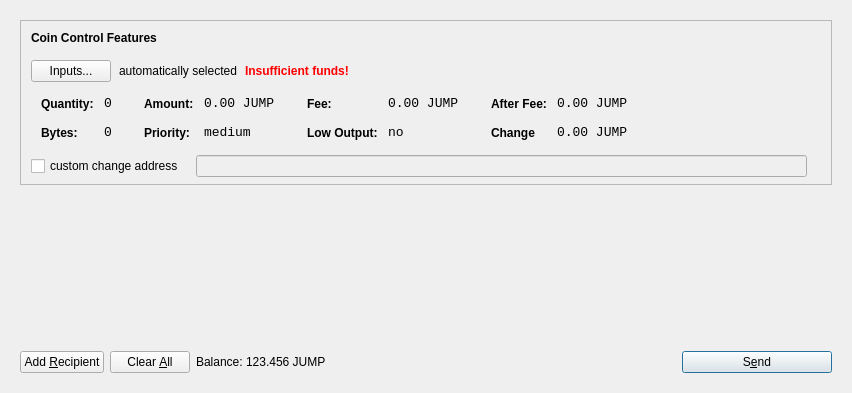
First picture: the form in src/qt/forms/sendcoinsdialog.ui, repository Jumperbillijumper/jumpcoin, before the edit.
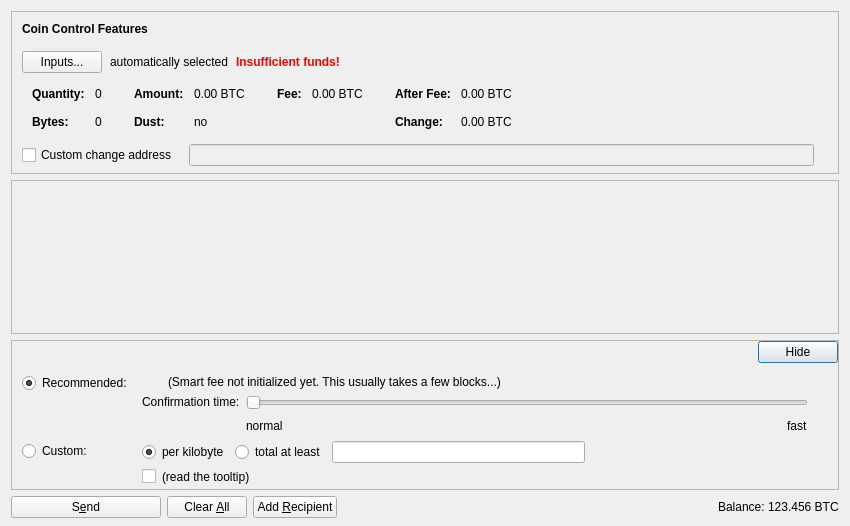
Second picture: the form after the edit. Icons and pictures are not drawn. Custom widgets are drawn as their Qt base class.

The edit to the form file:
```diff
--- a/src/qt/forms/sendcoinsdialog.ui
+++ b/src/qt/forms/sendcoinsdialog.ui
@@ -6,17 +6,17 @@
    <rect>
     <x>0</x>
     <y>0</y>
-    <width>849</width>
-    <height>393</height>
+    <width>850</width>
+    <height>526</height>
    </rect>
   </property>
   <property name="windowTitle">
    <string>Send Coins</string>
   </property>
-  <layout class="QVBoxLayout" name="verticalLayout">
-   <item>
-    <widget class="QFrame" name="frameMain">
-     <layout class="QVBoxLayout" name="verticalLayout_3">
+  <layout class="QVBoxLayout" name="verticalLayout" stretch="0,1,0,0">
+   <property name="bottomMargin">
+    <number>8</number>
+   </property>
       <item>
        <widget class="QFrame" name="frameCoinControl">
         <property name="sizePolicy">
@@ -39,7 +39,7 @@
         </property>
         <layout class="QVBoxLayout" name="verticalLayoutCoinControl2">
          <property name="spacing">
-          <number>6</number>
+       <number>0</number>
          </property>
          <property name="leftMargin">
           <number>0</number>
@@ -109,6 +109,9 @@
                <property name="text">
                 <string>Inputs...</string>
                </property>
+            <property name="autoDefault">
+             <bool>false</bool>
+            </property>
               </widget>
              </item>
              <item>
@@ -215,8 +218,11 @@
                   </property>
                   <item row="0" column="0">
                    <widget class="QLabel" name="labelCoinControlQuantityText">
-                    <property name="styleSheet">
-                     <string notr="true">font-weight:bold;</string>
+                 <property name="font">
+                  <font>
+                   <weight>75</weight>
+                   <bold>true</bold>
+                  </font>
                     </property>
                     <property name="text">
                      <string>Quantity:</string>
@@ -228,12 +234,6 @@
                   </item>
                   <item row="0" column="1">
                    <widget class="QLabel" name="labelCoinControlQuantity">
-                    <property name="font">
-                     <font>
-                      <family>Monospace</family>
-                      <pointsize>10</pointsize>
-                     </font>
-                    </property>
                     <property name="cursor">
                      <cursorShape>IBeamCursor</cursorShape>
                     </property>
@@ -253,8 +253,11 @@
                   </item>
                   <item row="1" column="0">
                    <widget class="QLabel" name="labelCoinControlBytesText">
-                    <property name="styleSheet">
-                     <string notr="true">font-weight:bold;</string>
+                 <property name="font">
+                  <font>
+                   <weight>75</weight>
+                   <bold>true</bold>
+                  </font>
                     </property>
                     <property name="text">
                      <string>Bytes:</string>
@@ -263,12 +266,6 @@
                   </item>
                   <item row="1" column="1">
                    <widget class="QLabel" name="labelCoinControlBytes">
-                    <property name="font">
-                     <font>
-                      <family>Monospace</family>
-                      <pointsize>10</pointsize>
-                     </font>
-                    </property>
                     <property name="cursor">
                      <cursorShape>IBeamCursor</cursorShape>
                     </property>
@@ -304,8 +301,11 @@
                   </property>
                   <item row="0" column="0">
                    <widget class="QLabel" name="labelCoinControlAmountText">
-                    <property name="styleSheet">
-                     <string notr="true">font-weight:bold;</string>
+                 <property name="font">
+                  <font>
+                   <weight>75</weight>
+                   <bold>true</bold>
+                  </font>
                     </property>
                     <property name="text">
                      <string>Amount:</string>
@@ -317,12 +317,6 @@
                   </item>
                   <item row="0" column="1">
                    <widget class="QLabel" name="labelCoinControlAmount">
-                    <property name="font">
-                     <font>
-                      <family>Monospace</family>
-                      <pointsize>10</pointsize>
-                     </font>
-                    </property>
                     <property name="cursor">
                      <cursorShape>IBeamCursor</cursorShape>
                     </property>
@@ -330,7 +324,7 @@
                      <enum>Qt::ActionsContextMenu</enum>
                     </property>
                     <property name="text">
-                     <string>0.00 JUMP</string>
+                  <string notr="true">0.00 BTC</string>
                     </property>
                     <property name="textInteractionFlags">
                      <set>Qt::LinksAccessibleByMouse|Qt::TextSelectableByKeyboard|Qt::TextSelectableByMouse</set>
@@ -338,23 +332,20 @@
                    </widget>
                   </item>
                   <item row="1" column="0">
-                   <widget class="QLabel" name="labelCoinControlPriorityText">
-                    <property name="styleSheet">
-                     <string notr="true">font-weight:bold;</string>
+                <widget class="QLabel" name="labelCoinControlLowOutputText">
+                 <property name="font">
+                  <font>
+                   <weight>75</weight>
+                   <bold>true</bold>
+                  </font>
                     </property>
                     <property name="text">
-                     <string>Priority:</string>
+                  <string>Dust:</string>
                     </property>
                    </widget>
                   </item>
                   <item row="1" column="1">
-                   <widget class="QLabel" name="labelCoinControlPriority">
-                    <property name="font">
-                     <font>
-                      <family>Monospace</family>
-                      <pointsize>10</pointsize>
-                     </font>
-                    </property>
+                <widget class="QLabel" name="labelCoinControlLowOutput">
                     <property name="cursor">
                      <cursorShape>IBeamCursor</cursorShape>
                     </property>
@@ -362,7 +353,7 @@
                      <enum>Qt::ActionsContextMenu</enum>
                     </property>
                     <property name="text">
-                     <string>medium</string>
+                  <string notr="true">no</string>
                     </property>
                     <property name="textInteractionFlags">
                      <set>Qt::LinksAccessibleByMouse|Qt::TextSelectableByKeyboard|Qt::TextSelectableByMouse</set>
@@ -390,8 +381,11 @@
                   </property>
                   <item row="0" column="0">
                    <widget class="QLabel" name="labelCoinControlFeeText">
-                    <property name="styleSheet">
-                     <string notr="true">font-weight:bold;</string>
+                 <property name="font">
+                  <font>
+                   <weight>75</weight>
+                   <bold>true</bold>
+                  </font>
                     </property>
                     <property name="text">
                      <string>Fee:</string>
@@ -403,12 +397,6 @@
                   </item>
                   <item row="0" column="1">
                    <widget class="QLabel" name="labelCoinControlFee">
-                    <property name="font">
-                     <font>
-                      <family>Monospace</family>
-                      <pointsize>10</pointsize>
-                     </font>
-                    </property>
                     <property name="cursor">
                      <cursorShape>IBeamCursor</cursorShape>
                     </property>
@@ -416,39 +404,7 @@
                      <enum>Qt::ActionsContextMenu</enum>
                     </property>
                     <property name="text">
-                     <string>0.00 JUMP</string>
-                    </property>
-                    <property name="textInteractionFlags">
-                     <set>Qt::LinksAccessibleByMouse|Qt::TextSelectableByKeyboard|Qt::TextSelectableByMouse</set>
-                    </property>
-                   </widget>
-                  </item>
-                  <item row="1" column="0">
-                   <widget class="QLabel" name="labelCoinControlLowOutputText">
-                    <property name="styleSheet">
-                     <string notr="true">font-weight:bold;</string>
-                    </property>
-                    <property name="text">
-                     <string>Low Output:</string>
-                    </property>
-                   </widget>
-                  </item>
-                  <item row="1" column="1">
-                   <widget class="QLabel" name="labelCoinControlLowOutput">
-                    <property name="font">
-                     <font>
-                      <family>Monospace</family>
-                      <pointsize>10</pointsize>
-                     </font>
-                    </property>
-                    <property name="cursor">
-                     <cursorShape>IBeamCursor</cursorShape>
-                    </property>
-                    <property name="contextMenuPolicy">
-                     <enum>Qt::ActionsContextMenu</enum>
-                    </property>
-                    <property name="text">
-                     <string>no</string>
+                  <string notr="true">0.00 BTC</string>
                     </property>
                     <property name="textInteractionFlags">
                      <set>Qt::LinksAccessibleByMouse|Qt::TextSelectableByKeyboard|Qt::TextSelectableByMouse</set>
@@ -476,8 +432,11 @@
                   </property>
                   <item row="0" column="0">
                    <widget class="QLabel" name="labelCoinControlAfterFeeText">
-                    <property name="styleSheet">
-                     <string notr="true">font-weight:bold;</string>
+                 <property name="font">
+                  <font>
+                   <weight>75</weight>
+                   <bold>true</bold>
+                  </font>
                     </property>
                     <property name="text">
                      <string>After Fee:</string>
@@ -489,12 +448,6 @@
                   </item>
                   <item row="0" column="1">
                    <widget class="QLabel" name="labelCoinControlAfterFee">
-                    <property name="font">
-                     <font>
-                      <family>Monospace</family>
-                      <pointsize>10</pointsize>
-                     </font>
-                    </property>
                     <property name="cursor">
                      <cursorShape>IBeamCursor</cursorShape>
                     </property>
@@ -502,7 +455,7 @@
                      <enum>Qt::ActionsContextMenu</enum>
                     </property>
                     <property name="text">
-                     <string>0.00 JUMP</string>
+                  <string notr="true">0.00 BTC</string>
                     </property>
                     <property name="textInteractionFlags">
                      <set>Qt::LinksAccessibleByMouse|Qt::TextSelectableByKeyboard|Qt::TextSelectableByMouse</set>
@@ -511,22 +464,19 @@
                   </item>
                   <item row="1" column="0">
                    <widget class="QLabel" name="labelCoinControlChangeText">
-                    <property name="styleSheet">
-                     <string notr="true">font-weight:bold;</string>
+                 <property name="font">
+                  <font>
+                   <weight>75</weight>
+                   <bold>true</bold>
+                  </font>
                     </property>
                     <property name="text">
-                     <string>Change</string>
+                  <string>Change:</string>
                     </property>
                    </widget>
                   </item>
                   <item row="1" column="1">
                    <widget class="QLabel" name="labelCoinControlChange">
-                    <property name="font">
-                     <font>
-                      <family>Monospace</family>
-                      <pointsize>10</pointsize>
-                     </font>
-                    </property>
                     <property name="cursor">
                      <cursorShape>IBeamCursor</cursorShape>
                     </property>
@@ -534,7 +484,7 @@
                      <enum>Qt::ActionsContextMenu</enum>
                     </property>
                     <property name="text">
-                     <string>0.00 JUMP</string>
+                  <string notr="true">0.00 BTC</string>
                     </property>
                     <property name="textInteractionFlags">
                      <set>Qt::LinksAccessibleByMouse|Qt::TextSelectableByKeyboard|Qt::TextSelectableByMouse</set>
@@ -565,7 +515,7 @@
              <item>
               <widget class="QCheckBox" name="checkBoxCoinControlChange">
                <property name="text">
-                <string>custom change address</string>
+             <string>Custom change address</string>
                </property>
               </widget>
              </item>
@@ -626,9 +576,6 @@
       </item>
       <item>
        <widget class="QScrollArea" name="scrollArea">
-        <property name="frameShape">
-         <enum>QFrame::NoFrame</enum>
-        </property>
         <property name="widgetResizable">
          <bool>true</bool>
         </property>
@@ -637,11 +584,11 @@
           <rect>
            <x>0</x>
            <y>0</y>
-           <width>813</width>
-           <height>148</height>
-          </rect>
-         </property>
-         <layout class="QVBoxLayout" name="verticalLayout_2">
+        <width>830</width>
+        <height>104</height>
+       </rect>
+      </property>
+      <layout class="QVBoxLayout" name="verticalLayout_2" stretch="0,1">
           <property name="leftMargin">
            <number>0</number>
           </property>
@@ -678,15 +625,509 @@
         </widget>
        </widget>
       </item>
+   <item>
+    <widget class="QFrame" name="frameFee">
+     <property name="sizePolicy">
+      <sizepolicy hsizetype="Expanding" vsizetype="Expanding">
+       <horstretch>0</horstretch>
+       <verstretch>0</verstretch>
+      </sizepolicy>
+     </property>
+     <property name="maximumSize">
+      <size>
+       <width>16777215</width>
+       <height>16777215</height>
+      </size>
+     </property>
+     <property name="frameShape">
+      <enum>QFrame::StyledPanel</enum>
+     </property>
+     <property name="frameShadow">
+      <enum>QFrame::Sunken</enum>
+     </property>
+     <layout class="QVBoxLayout" name="verticalLayoutFee1">
+      <property name="spacing">
+       <number>0</number>
+      </property>
+      <property name="leftMargin">
+       <number>0</number>
+      </property>
+      <property name="topMargin">
+       <number>0</number>
+      </property>
+      <property name="rightMargin">
+       <number>0</number>
+      </property>
+      <property name="bottomMargin">
+       <number>0</number>
+      </property>
+      <item>
+       <layout class="QVBoxLayout" name="verticalLayoutFee2" stretch="0,0,0">
+        <property name="spacing">
+         <number>0</number>
+        </property>
+        <property name="leftMargin">
+         <number>10</number>
+        </property>
+        <property name="topMargin">
+         <number>0</number>
+        </property>
+        <item>
+         <layout class="QHBoxLayout" name="horizontalLayoutFee1">
+          <property name="bottomMargin">
+           <number>0</number>
+          </property>
+          <item>
+           <layout class="QVBoxLayout" name="verticalLayoutFee7">
+            <property name="spacing">
+             <number>0</number>
+            </property>
+            <item>
+             <spacer name="verticalSpacerSmartFee">
+              <property name="orientation">
+               <enum>Qt::Vertical</enum>
+              </property>
+              <property name="sizeType">
+               <enum>QSizePolicy::Fixed</enum>
+              </property>
+              <property name="sizeHint" stdset="0">
+               <size>
+                <width>1</width>
+                <height>4</height>
+               </size>
+              </property>
+             </spacer>
+            </item>
+            <item>
+             <spacer name="verticalSpacer_5">
+              <property name="orientation">
+               <enum>Qt::Vertical</enum>
+              </property>
+              <property name="sizeHint" stdset="0">
+               <size>
+                <width>1</width>
+                <height>1</height>
+               </size>
+              </property>
+             </spacer>
+            </item>
+           </layout>
+          </item>
+          <item>
+           <spacer name="horizontalSpacer_4">
+            <property name="orientation">
+             <enum>Qt::Horizontal</enum>
+            </property>
+            <property name="sizeHint" stdset="0">
+             <size>
+              <width>40</width>
+              <height>20</height>
+             </size>
+            </property>
+           </spacer>
+          </item>
+          <item>
+           <widget class="QPushButton" name="buttonMinimizeFee">
+            <property name="toolTip">
+             <string>collapse fee-settings</string>
+            </property>
+            <property name="text">
+             <string>Hide</string>
+            </property>
+           </widget>
+          </item>
+         </layout>
+        </item>
+        <item>
+         <widget class="QFrame" name="frameFeeSelection">
+          <layout class="QVBoxLayout" name="verticalLayoutFee12">
+           <property name="spacing">
+            <number>0</number>
+           </property>
+           <property name="leftMargin">
+            <number>0</number>
+           </property>
+           <property name="topMargin">
+            <number>0</number>
+           </property>
+           <property name="rightMargin">
+            <number>0</number>
+           </property>
+           <property name="bottomMargin">
+            <number>0</number>
+           </property>
+           <item>
+            <layout class="QGridLayout" name="gridLayoutFee">
+             <property name="topMargin">
+              <number>10</number>
+             </property>
+             <property name="bottomMargin">
+              <number>4</number>
+             </property>
+             <property name="horizontalSpacing">
+              <number>10</number>
+             </property>
+             <property name="verticalSpacing">
+              <number>4</number>
+             </property>
+             <item row="1" column="1">
+              <layout class="QVBoxLayout" name="verticalLayoutFee8">
+               <property name="spacing">
+                <number>6</number>
+               </property>
+               <item>
+                <layout class="QHBoxLayout" name="horizontalLayoutFee13">
+                 <item>
+                  <widget class="QRadioButton" name="radioCustomPerKilobyte">
+                   <property name="toolTip">
+                    <string>If the custom fee is set to 1000 satoshis and the transaction is only 250 bytes, then &quot;per kilobyte&quot; only pays 250 satoshis in fee, while &quot;total at least&quot; pays 1000 satoshis. For transactions bigger than a kilobyte both pay by kilobyte.</string>
+                   </property>
+                   <property name="text">
+                    <string>per kilobyte</string>
+                   </property>
+                   <property name="checked">
+                    <bool>true</bool>
+                   </property>
+                   <attribute name="buttonGroup">
+                    <string notr="true">groupCustomFee</string>
+                   </attribute>
+                  </widget>
+                 </item>
+                 <item>
+                  <widget class="QRadioButton" name="radioCustomAtLeast">
+                   <property name="toolTip">
+                    <string>If the custom fee is set to 1000 satoshis and the transaction is only 250 bytes, then &quot;per kilobyte&quot; only pays 250 satoshis in fee, while &quot;total at least&quot; pays 1000 satoshis. For transactions bigger than a kilobyte both pay by kilobyte.</string>
+                   </property>
+                   <property name="text">
+                    <string>total at least</string>
+                   </property>
+                   <attribute name="buttonGroup">
+                    <string notr="true">groupCustomFee</string>
+                   </attribute>
+                  </widget>
+                 </item>
+                 <item>
+                  <widget class="BitcoinAmountField" name="customFee"/>
+                 </item>
+                 <item>
+                  <spacer name="horizontalSpacer_6">
+                   <property name="orientation">
+                    <enum>Qt::Horizontal</enum>
+                   </property>
+                   <property name="sizeHint" stdset="0">
+                    <size>
+                     <width>1</width>
+                     <height>1</height>
+                    </size>
+                   </property>
+                  </spacer>
+                 </item>
+                </layout>
+               </item>
+               <item>
+                <layout class="QHBoxLayout" name="horizontalLayoutFee8">
+                 <item>
+                  <widget class="QCheckBox" name="checkBoxMinimumFee">
+                   <property name="toolTip">
+                    <string>Paying only the minimum fee is just fine as long as there is less transaction volume than space in the blocks. But be aware that this can end up in a never confirming transaction once there is more demand for bitcoin transactions than the network can process.</string>
+                   </property>
+                   <property name="text">
+                    <string/>
+                   </property>
+                  </widget>
+                 </item>
+                 <item>
+                  <widget class="QLabel" name="labelMinFeeWarning">
+                   <property name="enabled">
+                    <bool>true</bool>
+                   </property>
+                   <property name="toolTip">
+                    <string>Paying only the minimum fee is just fine as long as there is less transaction volume than space in the blocks. But be aware that this can end up in a never confirming transaction once there is more demand for bitcoin transactions than the network can process.</string>
+                   </property>
+                   <property name="text">
+                    <string>(read the tooltip)</string>
+                   </property>
+                   <property name="margin">
+                    <number>5</number>
+                   </property>
+                  </widget>
+                 </item>
+                 <item>
+                  <spacer name="horizontalSpacer_2">
+                   <property name="orientation">
+                    <enum>Qt::Horizontal</enum>
+                   </property>
+                   <property name="sizeHint" stdset="0">
+                    <size>
+                     <width>1</width>
+                     <height>1</height>
+                    </size>
+                   </property>
+                  </spacer>
+                 </item>
+                </layout>
+               </item>
+              </layout>
+             </item>
+             <item row="0" column="0">
+              <layout class="QVBoxLayout" name="verticalLayoutFee4" stretch="0,1">
+               <item>
+                <widget class="QRadioButton" name="radioSmartFee">
+                 <property name="text">
+                  <string>Recommended:</string>
+                 </property>
+                 <property name="checked">
+                  <bool>true</bool>
+                 </property>
+                 <attribute name="buttonGroup">
+                  <string notr="true">groupFee</string>
+                 </attribute>
+                </widget>
+               </item>
+               <item>
+                <spacer name="verticalSpacer_2">
+                 <property name="orientation">
+                  <enum>Qt::Vertical</enum>
+                 </property>
+                 <property name="sizeHint" stdset="0">
+                  <size>
+                   <width>1</width>
+                   <height>1</height>
+                  </size>
+                 </property>
+                </spacer>
+               </item>
+              </layout>
+             </item>
+             <item row="1" column="0">
+              <layout class="QVBoxLayout" name="verticalLayoutFee9" stretch="0,1">
+               <item>
+                <widget class="QRadioButton" name="radioCustomFee">
+                 <property name="text">
+                  <string>Custom:</string>
+                 </property>
+                 <attribute name="buttonGroup">
+                  <string notr="true">groupFee</string>
+                 </attribute>
+                </widget>
+               </item>
+               <item>
+                <spacer name="verticalSpacer_6">
+                 <property name="orientation">
+                  <enum>Qt::Vertical</enum>
+                 </property>
+                 <property name="sizeHint" stdset="0">
+                  <size>
+                   <width>1</width>
+                   <height>1</height>
+                  </size>
+                 </property>
+                </spacer>
+               </item>
+              </layout>
+             </item>
+             <item row="0" column="1">
+              <layout class="QVBoxLayout" name="verticalLayoutFee3" stretch="0,0,1">
+               <property name="spacing">
+                <number>6</number>
+               </property>
+               <property name="topMargin">
+                <number>2</number>
+               </property>
+               <item>
+                <layout class="QHBoxLayout" name="horizontalLayoutFee12">
+                 <item>
+                  <widget class="QLabel" name="labelSmartFee">
+                   <property name="text">
+                    <string/>
+                   </property>
+                   <property name="margin">
+                    <number>2</number>
+                   </property>
+                  </widget>
+                 </item>
+                 <item>
+                  <widget class="QLabel" name="labelFeeEstimation">
+                   <property name="text">
+                    <string/>
+                   </property>
+                  </widget>
+                 </item>
+                 <item>
+                  <widget class="QLabel" name="labelSmartFee2">
+                   <property name="text">
+                    <string>(Smart fee not initialized yet. This usually takes a few blocks...)</string>
+                   </property>
+                   <property name="margin">
+                    <number>2</number>
+                   </property>
+                  </widget>
+                 </item>
+                 <item>
+                  <spacer name="horizontalSpacer_5">
+                   <property name="orientation">
+                    <enum>Qt::Horizontal</enum>
+                   </property>
+                   <property name="sizeHint" stdset="0">
+                    <size>
+                     <width>1</width>
+                     <height>1</height>
+                    </size>
+                   </property>
+                  </spacer>
+                 </item>
+                </layout>
+               </item>
+               <item>
+                <layout class="QHBoxLayout" name="horizontalLayoutFee9">
+                 <item>
+                  <layout class="QVBoxLayout" name="verticalLayoutFee6">
+                   <item>
+                    <widget class="QLabel" name="labelSmartFee3">
+                     <property name="text">
+                      <string>Confirmation time:</string>
+                     </property>
+                     <property name="margin">
+                      <number>2</number>
+                     </property>
+                    </widget>
+                   </item>
+                   <item>
+                    <spacer name="verticalSpacer_3">
+                     <property name="orientation">
+                      <enum>Qt::Vertical</enum>
+                     </property>
+                     <property name="sizeHint" stdset="0">
+                      <size>
+                       <width>1</width>
+                       <height>1</height>
+                      </size>
+                     </property>
+                    </spacer>
+                   </item>
+                  </layout>
+                 </item>
+                 <item>
+                  <layout class="QVBoxLayout" name="verticalLayoutFee5">
+                   <property name="rightMargin">
+                    <number>30</number>
+                   </property>
+                   <item>
+                    <widget class="QSlider" name="sliderSmartFee">
+                     <property name="minimum">
+                      <number>0</number>
+                     </property>
+                     <property name="maximum">
+                      <number>24</number>
+                     </property>
+                     <property name="pageStep">
+                      <number>1</number>
+                     </property>
+                     <property name="value">
+                      <number>0</number>
+                     </property>
+                     <property name="orientation">
+                      <enum>Qt::Horizontal</enum>
+                     </property>
+                     <property name="invertedAppearance">
+                      <bool>false</bool>
+                     </property>
+                     <property name="invertedControls">
+                      <bool>false</bool>
+                     </property>
+                     <property name="tickPosition">
+                      <enum>QSlider::NoTicks</enum>
+                     </property>
+                    </widget>
+                   </item>
+                   <item>
+                    <layout class="QHBoxLayout" name="horizontalLayoutFee10">
+                     <item>
+                      <widget class="QLabel" name="labelSmartFeeNormal">
+                       <property name="text">
+                        <string>normal</string>
+                       </property>
+                      </widget>
+                     </item>
+                     <item>
+                      <spacer name="horizontalSpacer_3">
+                       <property name="orientation">
+                        <enum>Qt::Horizontal</enum>
+                       </property>
+                       <property name="sizeHint" stdset="0">
+                        <size>
+                         <width>40</width>
+                         <height>20</height>
+                        </size>
+                       </property>
+                      </spacer>
+                     </item>
+                     <item>
+                      <widget class="QLabel" name="labelSmartFeeFast">
+                       <property name="text">
+                        <string>fast</string>
+                       </property>
+                      </widget>
+                     </item>
+                    </layout>
+                   </item>
+                  </layout>
+                 </item>
+                </layout>
+               </item>
+               <item>
+                <spacer name="verticalSpacer_4">
+                 <property name="orientation">
+                  <enum>Qt::Vertical</enum>
+                 </property>
+                 <property name="sizeHint" stdset="0">
+                  <size>
+                   <width>1</width>
+                   <height>1</height>
+                  </size>
+                 </property>
+                </spacer>
+               </item>
+              </layout>
+             </item>
+            </layout>
+           </item>
+          </layout>
+         </widget>
+        </item>
+        <item>
+         <spacer name="verticalSpacerFee">
+          <property name="orientation">
+           <enum>Qt::Vertical</enum>
+          </property>
+          <property name="sizeHint" stdset="0">
+           <size>
+            <width>800</width>
+            <height>1</height>
+           </size>
+          </property>
+         </spacer>
+        </item>
+       </layout>
+      </item>
+     </layout>
+    </widget>
+   </item>
       <item>
        <layout class="QHBoxLayout" name="horizontalLayout">
         <item>
-         <widget class="QPushButton" name="addButton">
+      <widget class="QPushButton" name="sendButton">
+       <property name="minimumSize">
+        <size>
+         <width>150</width>
+         <height>0</height>
+        </size>
+       </property>
           <property name="toolTip">
            <string>Send to multiple recipients at once</string>
           </property>
           <property name="text">
-           <string>Add &amp;Recipient</string>
+        <string>S&amp;end</string>
           </property>
           <property name="icon">
            <iconset resource="../jumpcoin.qrc">
@@ -695,6 +1136,9 @@
           <property name="autoDefault">
            <bool>false</bool>
           </property>
+       <property name="default">
+        <bool>false</bool>
+       </property>
          </widget>
         </item>
         <item>
@@ -715,14 +1159,41 @@
            <iconset resource="../jumpcoin.qrc">
             <normaloff>:/icons/remove</normaloff>:/icons/remove</iconset>
           </property>
-          <property name="autoRepeatDelay">
-           <number>300</number>
-          </property>
+       <property name="autoDefault">
+        <bool>false</bool>
+       </property>
+      </widget>
+     </item>
+     <item>
+      <widget class="QPushButton" name="addButton">
+       <property name="toolTip">
+        <string>Send to multiple recipients at once</string>
+       </property>
+       <property name="text">
+        <string>Add &amp;Recipient</string>
+       </property>
+       <property name="icon">
+        <iconset resource="../bitcoin.qrc">
+         <normaloff>:/icons/add</normaloff>:/icons/add</iconset>
+       </property>
           <property name="autoDefault">
            <bool>false</bool>
           </property>
          </widget>
         </item>
+     <item>
+      <spacer name="horizontalSpacer">
+       <property name="orientation">
+        <enum>Qt::Horizontal</enum>
+       </property>
+       <property name="sizeHint" stdset="0">
+        <size>
+         <width>40</width>
+         <height>20</height>
+        </size>
+       </property>
+      </spacer>
+     </item>
         <item>
          <layout class="QHBoxLayout" name="horizontalLayout_2">
           <property name="spacing">
@@ -753,7 +1224,7 @@
              <cursorShape>IBeamCursor</cursorShape>
             </property>
             <property name="text">
-             <string>123.456 JUMP</string>
+          <string notr="true">123.456 BTC</string>
             </property>
             <property name="textInteractionFlags">
              <set>Qt::LinksAccessibleByMouse|Qt::TextSelectableByKeyboard|Qt::TextSelectableByMouse</set>
@@ -762,52 +1233,23 @@
           </item>
          </layout>
         </item>
-        <item>
-         <spacer name="horizontalSpacer">
-          <property name="orientation">
-           <enum>Qt::Horizontal</enum>
-          </property>
-          <property name="sizeHint" stdset="0">
-           <size>
-            <width>40</width>
-            <height>20</height>
-           </size>
-          </property>
-         </spacer>
-        </item>
-        <item>
-         <widget class="QPushButton" name="sendButton">
-          <property name="minimumSize">
-           <size>
-            <width>150</width>
-            <height>0</height>
-           </size>
-          </property>
-          <property name="toolTip">
-           <string>Confirm the send action</string>
-          </property>
-          <property name="text">
-           <string>S&amp;end</string>
-          </property>
-          <property name="icon">
-           <iconset resource="../jumpcoin.qrc">
-            <normaloff>:/icons/send</normaloff>:/icons/send</iconset>
-          </property>
-          <property name="default">
-           <bool>true</bool>
-          </property>
-         </widget>
-        </item>
        </layout>
       </item>
      </layout>
-     <zorder>scrollArea</zorder>
-     <zorder>frameCoinControl</zorder>
-     <zorder></zorder>
-    </widget>
-   </item>
-  </layout>
- </widget>
+ </widget>
+ <customwidgets>
+  <customwidget>
+   <class>QValidatedLineEdit</class>
+   <extends>QLineEdit</extends>
+   <header>qvalidatedlineedit.h</header>
+  </customwidget>
+  <customwidget>
+   <class>BitcoinAmountField</class>
+   <extends>QLineEdit</extends>
+   <header>bitcoinamountfield.h</header>
+   <container>1</container>
+  </customwidget>
+ </customwidgets>
  <resources>
   <include location="../jumpcoin.qrc"/>
  </resources>
```
Left out of the diff: 25 changed lines with no effect on the pictures. Lines whose indentation alone changed are shown as unchanged.
